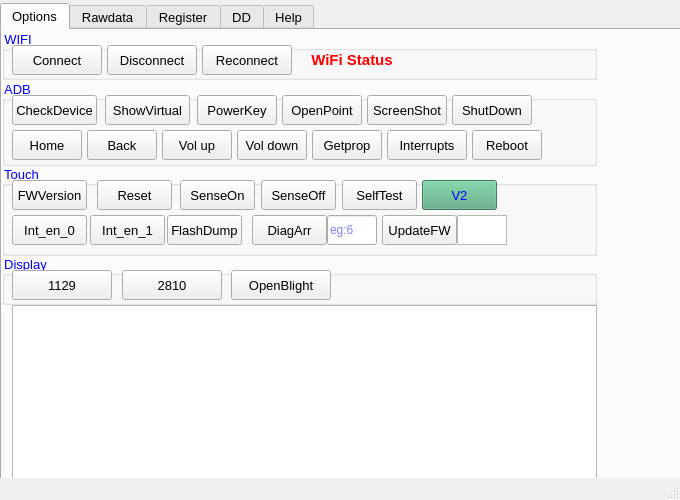
This is uimonitor_init.ui in MorgenYang/newMonitor as Qt 5 draws it before an edit. The edited form follows.
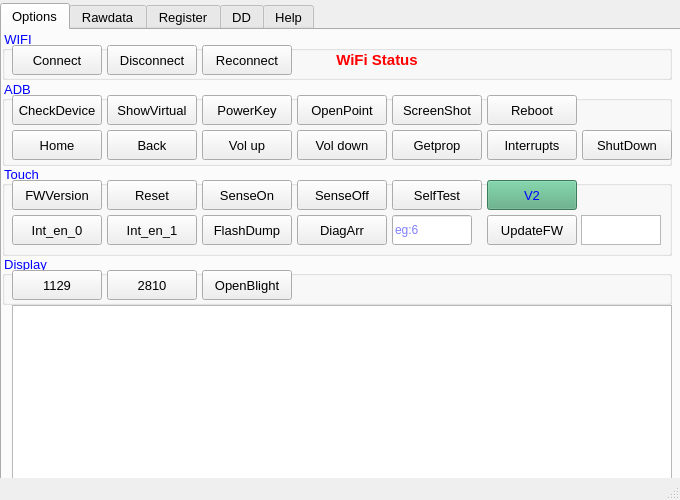
This is the edited form.

The edit to the form file:
```diff
--- a/uimonitor_init.ui
+++ b/uimonitor_init.ui
@@ -16,13 +16,13 @@
   <property name="minimumSize">
    <size>
     <width>680</width>
-    <height>0</height>
+    <height>500</height>
    </size>
   </property>
   <property name="maximumSize">
    <size>
     <width>680</width>
-    <height>530</height>
+    <height>500</height>
    </size>
   </property>
   <property name="windowTitle">
@@ -66,7 +66,7 @@
           <rect>
            <x>0</x>
            <y>0</y>
-           <width>595</width>
+           <width>670</width>
            <height>50</height>
           </rect>
          </property>
@@ -180,15 +180,15 @@
          <widget class="QLabel" name="wifiStatus">
           <property name="geometry">
            <rect>
-            <x>300</x>
+            <x>320</x>
             <y>15</y>
-            <width>100</width>
+            <width>110</width>
             <height>30</height>
            </rect>
           </property>
           <property name="maximumSize">
            <size>
-            <width>100</width>
+            <width>110</width>
             <height>30</height>
            </size>
           </property>
@@ -218,7 +218,7 @@
           <rect>
            <x>0</x>
            <y>50</y>
-           <width>595</width>
+           <width>670</width>
            <height>86</height>
           </rect>
          </property>
@@ -244,7 +244,7 @@
            <rect>
             <x>10</x>
             <y>50</y>
-            <width>70</width>
+            <width>90</width>
             <height>30</height>
            </rect>
           </property>
@@ -275,9 +275,9 @@
          <widget class="QPushButton" name="reboot">
           <property name="geometry">
            <rect>
-            <x>470</x>
-            <y>50</y>
-            <width>70</width>
+            <x>485</x>
+            <y>15</y>
+            <width>90</width>
             <height>30</height>
            </rect>
           </property>
@@ -302,9 +302,9 @@
          <widget class="QPushButton" name="interrupts">
           <property name="geometry">
            <rect>
-            <x>385</x>
+            <x>485</x>
             <y>50</y>
-            <width>80</width>
+            <width>90</width>
             <height>30</height>
            </rect>
           </property>
@@ -329,9 +329,9 @@
          <widget class="QPushButton" name="volDown">
           <property name="geometry">
            <rect>
-            <x>235</x>
+            <x>295</x>
             <y>50</y>
-            <width>70</width>
+            <width>90</width>
             <height>30</height>
            </rect>
           </property>
@@ -356,9 +356,9 @@
          <widget class="QPushButton" name="backkey">
           <property name="geometry">
            <rect>
-            <x>85</x>
+            <x>105</x>
             <y>50</y>
-            <width>70</width>
+            <width>90</width>
             <height>30</height>
            </rect>
           </property>
@@ -385,7 +385,7 @@
            <rect>
             <x>10</x>
             <y>15</y>
-            <width>85</width>
+            <width>90</width>
             <height>30</height>
            </rect>
           </property>
@@ -410,9 +410,9 @@
          <widget class="QPushButton" name="volUp">
           <property name="geometry">
            <rect>
-            <x>160</x>
+            <x>200</x>
             <y>50</y>
-            <width>70</width>
+            <width>90</width>
             <height>30</height>
            </rect>
           </property>
@@ -437,9 +437,9 @@
          <widget class="QPushButton" name="powerKey">
           <property name="geometry">
            <rect>
-            <x>195</x>
+            <x>200</x>
             <y>15</y>
-            <width>80</width>
+            <width>90</width>
             <height>30</height>
            </rect>
           </property>
@@ -464,9 +464,9 @@
          <widget class="QPushButton" name="screenShot">
           <property name="geometry">
            <rect>
-            <x>365</x>
+            <x>390</x>
             <y>15</y>
-            <width>80</width>
+            <width>90</width>
             <height>30</height>
            </rect>
           </property>
@@ -491,9 +491,9 @@
          <widget class="QPushButton" name="openClosePoint">
           <property name="geometry">
            <rect>
-            <x>280</x>
+            <x>295</x>
             <y>15</y>
-            <width>80</width>
+            <width>90</width>
             <height>30</height>
            </rect>
           </property>
@@ -518,9 +518,9 @@
          <widget class="QPushButton" name="getprop">
           <property name="geometry">
            <rect>
-            <x>310</x>
+            <x>390</x>
             <y>50</y>
-            <width>70</width>
+            <width>90</width>
             <height>30</height>
            </rect>
           </property>
@@ -545,9 +545,9 @@
          <widget class="QPushButton" name="hideShowVirtual">
           <property name="geometry">
            <rect>
-            <x>103</x>
+            <x>105</x>
             <y>15</y>
-            <width>85</width>
+            <width>90</width>
             <height>30</height>
            </rect>
           </property>
@@ -572,9 +572,9 @@
          <widget class="QPushButton" name="shutDown">
           <property name="geometry">
            <rect>
-            <x>450</x>
-            <y>15</y>
-            <width>80</width>
+            <x>580</x>
+            <y>50</y>
+            <width>90</width>
             <height>30</height>
            </rect>
           </property>
@@ -602,7 +602,7 @@
           <rect>
            <x>0</x>
            <y>135</y>
-           <width>595</width>
+           <width>670</width>
            <height>91</height>
           </rect>
          </property>
@@ -625,7 +625,7 @@
            <rect>
             <x>10</x>
             <y>50</y>
-            <width>75</width>
+            <width>90</width>
             <height>30</height>
            </rect>
           </property>
@@ -650,9 +650,9 @@
          <widget class="QPushButton" name="senseon">
           <property name="geometry">
            <rect>
-            <x>178</x>
+            <x>200</x>
             <y>15</y>
-            <width>75</width>
+            <width>90</width>
             <height>30</height>
            </rect>
           </property>
@@ -677,9 +677,9 @@
          <widget class="QPushButton" name="driverVersion">
           <property name="geometry">
            <rect>
-            <x>420</x>
+            <x>485</x>
             <y>15</y>
-            <width>75</width>
+            <width>90</width>
             <height>30</height>
            </rect>
           </property>
@@ -706,7 +706,7 @@
            <rect>
             <x>10</x>
             <y>15</y>
-            <width>75</width>
+            <width>90</width>
             <height>30</height>
            </rect>
           </property>
@@ -731,9 +731,9 @@
          <widget class="QPushButton" name="inten1">
           <property name="geometry">
            <rect>
-            <x>88</x>
+            <x>105</x>
             <y>50</y>
-            <width>75</width>
+            <width>90</width>
             <height>30</height>
            </rect>
           </property>
@@ -758,9 +758,9 @@
          <widget class="QPushButton" name="selftest">
           <property name="geometry">
            <rect>
-            <x>340</x>
+            <x>390</x>
             <y>15</y>
-            <width>75</width>
+            <width>90</width>
             <height>30</height>
            </rect>
           </property>
@@ -785,9 +785,9 @@
          <widget class="QPushButton" name="senseoff">
           <property name="geometry">
            <rect>
-            <x>259</x>
+            <x>295</x>
             <y>15</y>
-            <width>75</width>
+            <width>90</width>
             <height>30</height>
            </rect>
           </property>
@@ -812,9 +812,9 @@
          <widget class="QPushButton" name="diagArr">
           <property name="geometry">
            <rect>
-            <x>250</x>
+            <x>295</x>
             <y>50</y>
-            <width>75</width>
+            <width>90</width>
             <height>30</height>
            </rect>
           </property>
@@ -839,9 +839,9 @@
          <widget class="QPushButton" name="flashDump">
           <property name="geometry">
            <rect>
-            <x>165</x>
+            <x>200</x>
             <y>50</y>
-            <width>75</width>
+            <width>90</width>
             <height>30</height>
            </rect>
           </property>
@@ -866,9 +866,9 @@
          <widget class="QTextEdit" name="updateFWText">
           <property name="geometry">
            <rect>
-            <x>455</x>
+            <x>579</x>
             <y>50</y>
-            <width>50</width>
+            <width>80</width>
             <height>30</height>
            </rect>
           </property>
@@ -885,9 +885,9 @@
          <widget class="QPushButton" name="reset">
           <property name="geometry">
            <rect>
-            <x>95</x>
+            <x>105</x>
             <y>15</y>
-            <width>75</width>
+            <width>90</width>
             <height>30</height>
            </rect>
           </property>
@@ -912,9 +912,9 @@
          <widget class="QPushButton" name="updateFW">
           <property name="geometry">
            <rect>
-            <x>380</x>
+            <x>485</x>
             <y>50</y>
-            <width>75</width>
+            <width>90</width>
             <height>30</height>
            </rect>
           </property>
@@ -939,9 +939,9 @@
          <widget class="QLineEdit" name="diagArrText">
           <property name="geometry">
            <rect>
-            <x>325</x>
+            <x>390</x>
             <y>50</y>
-            <width>50</width>
+            <width>80</width>
             <height>30</height>
            </rect>
           </property>
@@ -955,7 +955,7 @@
           <rect>
            <x>0</x>
            <y>225</y>
-           <width>595</width>
+           <width>670</width>
            <height>50</height>
           </rect>
          </property>
@@ -978,9 +978,9 @@
          <widget class="QPushButton" name="openBlight">
           <property name="geometry">
            <rect>
-            <x>229</x>
+            <x>200</x>
             <y>15</y>
-            <width>100</width>
+            <width>90</width>
             <height>30</height>
            </rect>
           </property>
@@ -1007,7 +1007,7 @@
            <rect>
             <x>10</x>
             <y>15</y>
-            <width>100</width>
+            <width>90</width>
             <height>30</height>
            </rect>
           </property>
@@ -1032,9 +1032,9 @@
          <widget class="QPushButton" name="d2810">
           <property name="geometry">
            <rect>
-            <x>120</x>
+            <x>105</x>
             <y>15</y>
-            <width>100</width>
+            <width>90</width>
             <height>30</height>
            </rect>
           </property>
@@ -1062,13 +1062,13 @@
           <rect>
            <x>10</x>
            <y>275</y>
-           <width>585</width>
+           <width>660</width>
            <height>178</height>
           </rect>
          </property>
          <property name="maximumSize">
           <size>
-           <width>585</width>
+           <width>700</width>
            <height>205</height>
           </size>
          </property>
```
Left out of the diff: 68 changed lines with no effect on the pictures.
